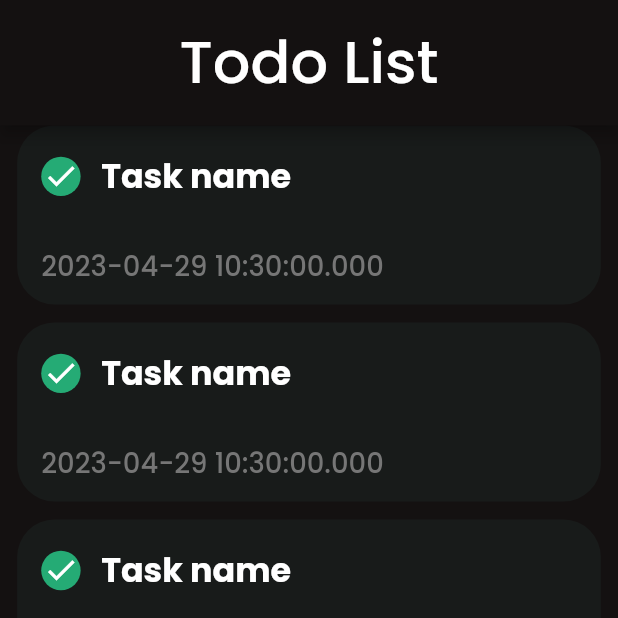
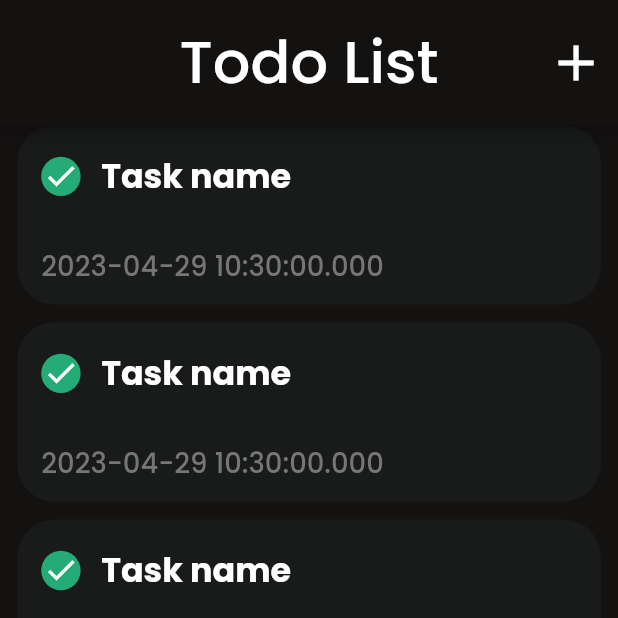
Before and after one commit to ahmedsaleh210/cross-fit-app, a Flutter app: the TodoScreen screen opened directly, on a phone screen of 412 x 824 dp, the top half of it. Run offline on Flutter 3.47's test engine with Material 2 defaults, Android fonts, the light colour scheme and no system bars; our stand-ins replace auto_size_text, cached_network_image, cloud_firestore, dartz, dio, equatable and 16 more; accounts and stored records are empty; network calls fail.

Commit message:
update todo ui

```diff
--- a/lib/core/components/default_textfield.dart
+++ b/lib/core/components/default_textfield.dart
@@ -52,7 +52,7 @@ class DefaultTextField extends StatelessWidget {
       maxLength: maxLength,
       readOnly: readOnly,
       textAlign: textAlign!,
-      maxLines: inputType == TextInputType.multiline ? null : 1,
+      maxLines: inputType == TextInputType.multiline ? 7 : 1,
       onFieldSubmitted: onSubmitted,
       decoration: InputDecoration(
 
@@ -67,7 +67,7 @@ class DefaultTextField extends StatelessWidget {
         label: isLabel ? Text(label!) : null,
         labelStyle: isLabel ? const TextStyle(color: Colors.black) : null,
         hintStyle: TextStyle(color: AppColors.kGrey),
-        enabledBorder: OutlineInputBorder(
+        border: OutlineInputBorder(
             borderRadius: BorderRadius.circular(25),
 
             borderSide: BorderSide.none),
--- a/lib/core/routes/app_router.dart
+++ b/lib/core/routes/app_router.dart
@@ -17,6 +17,8 @@ import '../../features/diet/presentation/manager/diet_cubit.dart';
 import '../../features/onboarding/presentation/manager/onboarding_cubit.dart';
 import '../../features/register/presentation/manager/register_cubit.dart';
 import '../../features/splash/splash_screen.dart';
+import '../../features/todo/presentation/pages/add_task_screen.dart';
+import '../shared/diet_model.dart';
 
 class Routes {
   static const String initialRoute = '/';
@@ -29,6 +31,7 @@ class Routes {
   static const String workoutRoute = '/workout';
   static const String dietDetailsRoute = '/diet_details';
   static const String mealRoute = '/meal';
+  static const String addTaskRoute = '/add_task';
 }
 
 //TODO chain of responsibility COR
@@ -102,12 +105,17 @@ class AppRoutes {
             cubit: myCubit,
           ),
         );
+      case Routes.addTaskRoute:
+        return PageTransition(
+          type: PageTransitionType.rightToLeft,
+          child: const AddTaskScreen(),
+        );
       case Routes.mealRoute:
-        final mealModel = routeSettings.arguments as MealModel;
+        final mealModel = routeSettings.arguments as MealScreenArguments;
         return MaterialPageRoute(
-            fullscreenDialog: true,
             builder: ((context) => MealScreen(
-                  mealModel: mealModel,
+                  mealModel: mealModel.mealModel,
+                  dietModel: mealModel.dietModel,
                 )));
       default:
         return undefinedRoute();
@@ -124,3 +132,10 @@ class AppRoutes {
     );
   }
 }
+
+class MealScreenArguments {
+  final MealModel mealModel;
+  final DietModel dietModel;
+
+  MealScreenArguments({required this.mealModel, required this.dietModel});
+}
--- a/lib/core/utils/app_strings.dart
+++ b/lib/core/utils/app_strings.dart
@@ -5,4 +5,5 @@ class AppStrings {
   static const String viewAll = 'View all';
   static const String totalWorkouts = 'Total Workouts';
   static const String todoList = 'Todo List';
+  static const String addNewTask = 'Add New Task';
 }
--- a/lib/features/diet/presentation/manager/diet_cubit.dart
+++ b/lib/features/diet/presentation/manager/diet_cubit.dart
@@ -1,6 +1,5 @@
 import 'dart:developer';
 
-import 'package:cross_fit/features/diet/utils/diet_item.dart';
 import 'package:cross_fit/features/home/data/repositories/home_repository.dart';
 import 'package:flutter/material.dart';
 import 'package:flutter_bloc/flutter_bloc.dart';
@@ -30,6 +29,7 @@ class DietCubit extends Cubit<DietState> {
   List<NutritionalItem> nutritionalItems = [];
   late DietModel nutritionalData;
   void getDiet() async {
+    try {
       emit(DietDataLoading());
       final response = await dietRepository.getDietData();
       response.fold((l) => log(l.toString()), (data) {
@@ -66,6 +66,9 @@ class DietCubit extends Cubit<DietState> {
 
         emit(DietDataLoaded());
       });
+    } catch (e) {
+      log(e.toString());
+    }
   }
 
   void goToDietDetailsScreen(BuildContext context, DietCubit myCubit) {
--- a/lib/features/diet/presentation/widgets/build_meals_container.dart
+++ b/lib/features/diet/presentation/widgets/build_meals_container.dart
@@ -5,7 +5,7 @@ import 'package:flutter_screenutil/flutter_screenutil.dart';
 
 import '../../../../core/components/app_text.dart';
 import '../../../../core/styles/colors/colors.dart';
-import '../../utils/diet_item.dart';
+import '../../utils/diet_utils.dart';
 import '../manager/diet_cubit.dart';
 import 'build_meal_item.dart';
 
--- a/lib/features/diet/presentation/widgets/schedule_date_item.dart
+++ b/lib/features/diet/presentation/widgets/schedule_date_item.dart
@@ -20,8 +20,7 @@ class ScheduleDateItem extends StatelessWidget {
           mainAxisAlignment: MainAxisAlignment.spaceBetween,
           children: List.generate(
               7,
-                  (index) =>
-                  Container(
+              (index) => Container(
                     clipBehavior: Clip.antiAlias,
                     decoration: BoxDecoration(
                         color: index == cubit.currentDateIndex
--- a/lib/features/home/presentation/widgets/meal_today_item.dart
+++ b/lib/features/home/presentation/widgets/meal_today_item.dart
@@ -8,6 +8,7 @@ import '../../../../core/components/app_text.dart';
 import '../../../../core/routes/app_router.dart';
 import '../../../../core/styles/colors/colors.dart';
 import '../../../diet/data/models/meal_model.dart';
+import '../manager/home_cubit.dart';
 
 class MealTodayItem extends StatelessWidget {
   final MealModel mealModel;
@@ -28,7 +29,7 @@ class MealTodayItem extends StatelessWidget {
           color: Colors.transparent,
           child: InkWell(
             onTap: () {
-              Navigator.pushNamed(context, Routes.mealRoute, arguments: mealModel);
+              Navigator.pushNamed(context, Routes.mealRoute, arguments: MealScreenArguments(mealModel: mealModel, dietModel: HomeCubit.get(context).nutritionalData));
             },
             child: Padding(
               padding: EdgeInsets.all(12.r),
--- a/lib/features/todo/presentation/pages/todo_screen.dart
+++ b/lib/features/todo/presentation/pages/todo_screen.dart
@@ -1,6 +1,7 @@
 import 'package:cross_fit/core/utils/sizedbox_extension.dart';
 import 'package:flutter/material.dart';
 import 'package:flutter_bloc/flutter_bloc.dart';
+import '../../../../core/utils/app_strings.dart';
 import '../manager/todo_cubit.dart';
 import '../widgets/todo_app_bar.dart';
 import '../widgets/todo_container.dart';
@@ -13,7 +14,7 @@ class TodoScreen extends StatelessWidget {
     return BlocProvider(
         create: (context) => TodoCubit(),
         child: Scaffold(
-            appBar: const TodoAppBar(),
+            appBar: const TodoAppBar(title: AppStrings.todoList,isAddButtonVisible: true,),
             body: SingleChildScrollView(
               physics: const BouncingScrollPhysics(),
               child: Column(
--- a/lib/features/todo/presentation/widgets/todo_app_bar.dart
+++ b/lib/features/todo/presentation/widgets/todo_app_bar.dart
@@ -1,22 +1,40 @@
+import 'package:cross_fit/core/utils/sizedbox_extension.dart';
 import 'package:flutter/material.dart';
 import 'package:flutter_screenutil/flutter_screenutil.dart';
 
 import '../../../../core/components/app_text.dart';
-import '../../../../core/utils/app_strings.dart';
+import '../../../../core/routes/app_router.dart';
 
 class TodoAppBar extends StatelessWidget with PreferredSizeWidget {
-  const TodoAppBar({super.key});
+  final String title;
+  final bool isAddButtonVisible;
+  const TodoAppBar(
+      {super.key, required this.title, required this.isAddButtonVisible});
 
   @override
   Widget build(BuildContext context) {
     return AppBar(
       toolbarHeight: 70.h,
       title: AppText(
-        AppStrings.todoList,
+        title,
         fontSize: 30.sp,
         fontWeight: FontWeight.w500,
       ),
       centerTitle: true,
+      actions: [
+        if (isAddButtonVisible) ...{
+          IconButton(
+            onPressed: () {
+              Navigator.pushNamed(context, Routes.addTaskRoute);
+            },
+            icon: Icon(
+              Icons.add,
+              size: 35.sp,
+            ),
+          ),
+          7.widthSpace,
+        }
+      ],
     );
   }
 
--- a/lib/main.dart
+++ b/lib/main.dart
@@ -1,6 +1,3 @@
-import 'dart:developer';
-
-import 'package:cloud_firestore/cloud_firestore.dart';
 import 'package:cross_fit/app.dart';
 import 'package:cross_fit/core/shared/user_utils.dart';
 import 'package:firebase_auth/firebase_auth.dart';
@@ -9,7 +6,6 @@ import 'package:flutter/material.dart';
 import 'package:flutter_bloc/flutter_bloc.dart';
 
 import 'core/shared/bloc_observer.dart';
-import 'features/diet/data/models/meal_model.dart';
 import 'firebase_options.dart';
 import 'injector.dart' as di;
 
```
Also changed, not shown: lib/features/diet/presentation/pages/meal_screen.dart (+27 -12 lines), lib/features/diet/presentation/widgets/build_meal_item.dart (+6 -2 lines), lib/features/diet/utils/diet_item.dart (deleted, +0 -7 lines), lib/features/diet/utils/diet_utils.dart (+8 -0 lines), lib/features/diet/utils/meal_utils.dart (added, +7 -0 lines), lib/features/home/presentation/pages/home_screen.dart (+8 -11 lines), lib/features/todo/presentation/pages/add_task_screen.dart (added, +65 -0 lines). Lines whose indentation alone changed are shown as unchanged.
